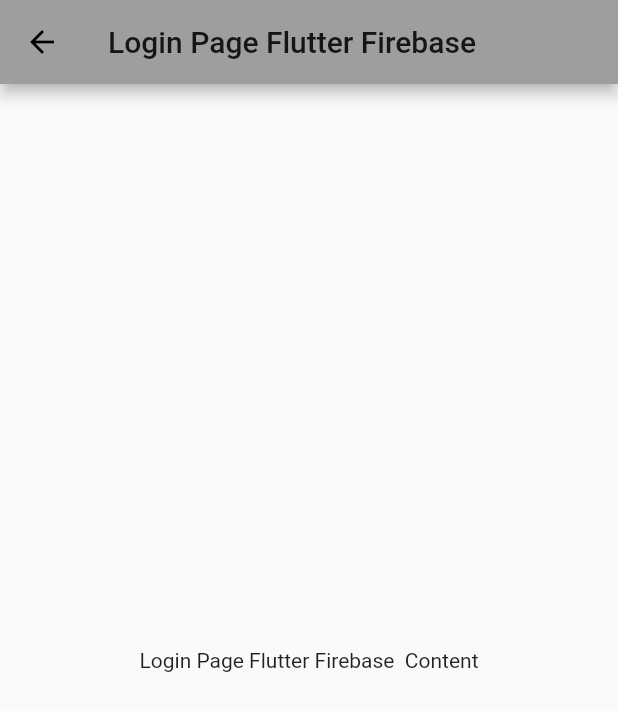
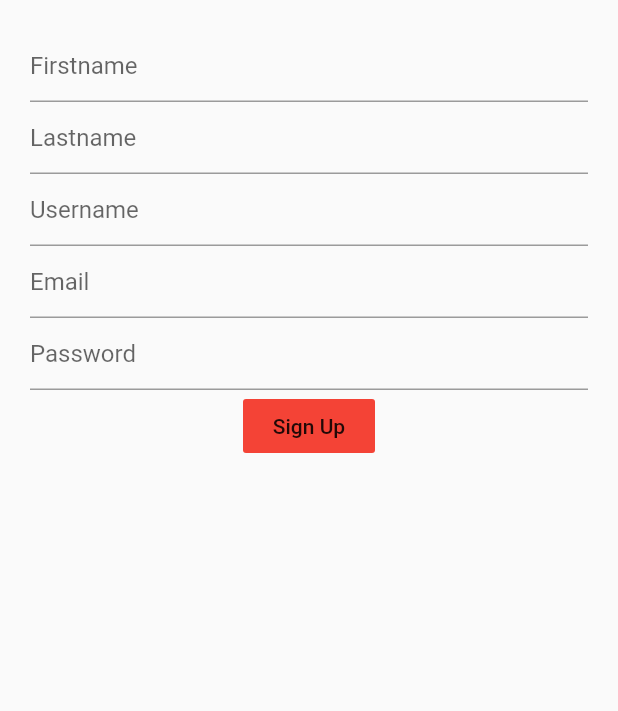
Before and after one commit to olliebs1/ProductivityApp, a Flutter app: the LoginPage screen opened directly, on a phone screen of 412 x 824 dp. Shown: the top 711 px of the screen. Run offline on Flutter 3.47's test engine with Material 2 defaults, Android fonts, the phone set to English and light mode, and no system bars; our stand-ins replace rxdart, shared_preferences; accounts and stored records are empty.

Commit message:
code allowing user to register on loginscreen with queries for empty text boxes, saving data in database

```diff
--- a/productivityapp/lib/UI/Intray/Login/Loginscreen.dart
+++ b/productivityapp/lib/UI/Intray/Login/Loginscreen.dart
@@ -1,4 +1,5 @@
 import 'package:flutter/material.dart';
+import 'package:productivityapp/bloc/blocs/user_blocs_provider.dart';
 
 class LoginPage extends StatefulWidget {
   @override
@@ -6,14 +7,56 @@
 }
 
 class _LoginPageState extends State<LoginPage> {
+  TextEditingController usernameController = new TextEditingController();
+  TextEditingController firstnameController = new TextEditingController();
+  TextEditingController lastnameController = new TextEditingController();
+  TextEditingController emailController = new TextEditingController();
+  TextEditingController passwordController = new TextEditingController();
+
   @override
   Widget build(BuildContext context) {
     return Scaffold(
-      appBar: AppBar(
-        title: Text("Login Page Flutter Firebase"),
-      ),
       body: Center(
-        child: Text('Login Page Flutter Firebase  Content'),
+        child: Container(
+          margin: EdgeInsets.all(20),
+          child: Column(
+            children: <Widget>[
+              TextField(
+                  controller: firstnameController,
+                  decoration: InputDecoration(hintText: 'Firstname')),
+              TextField(
+                  controller: lastnameController,
+                  decoration: InputDecoration(hintText: 'Lastname')),
+              TextField(
+                  controller: usernameController,
+                  decoration: InputDecoration(hintText: 'Username')),
+              TextField(
+                  controller: emailController,
+                  decoration: InputDecoration(hintText: 'Email')),
+              TextField(
+                  controller: passwordController,
+                  decoration: InputDecoration(hintText: 'Password')),
+              FlatButton(
+                color: Colors.red,
+                child: Text('Sign Up'),
+                onPressed: () {
+                  if (firstnameController.text != null ||
+                      lastnameController.text != null ||
+                      usernameController.text != null ||
+                      emailController.text != null ||
+                      passwordController.text != null) {
+                    bloc.registerUser(
+                        firstnameController.text,
+                        lastnameController.text,
+                        usernameController.text,
+                        emailController.text,
+                        passwordController.text);
+                  }
+                },
+              )
+            ],
+          ),
+        ),
       ),
     );
   }
--- a/productivityapp/lib/main.dart
+++ b/productivityapp/lib/main.dart
@@ -18,7 +18,7 @@
         theme: ThemeData(
           primarySwatch: Colors.grey,
         ),
-        home: MyHomePage()
+        home: LoginPage()
         // FutureBuilder(
         //     future: getUser(), // a previously-obtained Future<String> or null
         //     builder: (BuildContext context, AsyncSnapshot snapshot) {
@@ -76,7 +76,7 @@
   @override
   Widget build(BuildContext context) {
     bloc.registerUser("ollierwqe", "ollwqeerie", "ollqweerie", "123reqwe",
-        "ollieerrqeqw@gmail.com");
+        "ollieerr qeqw@gmail.com");
     return MaterialApp(
       color: Colors.yellow,
       home: SafeArea(
```
